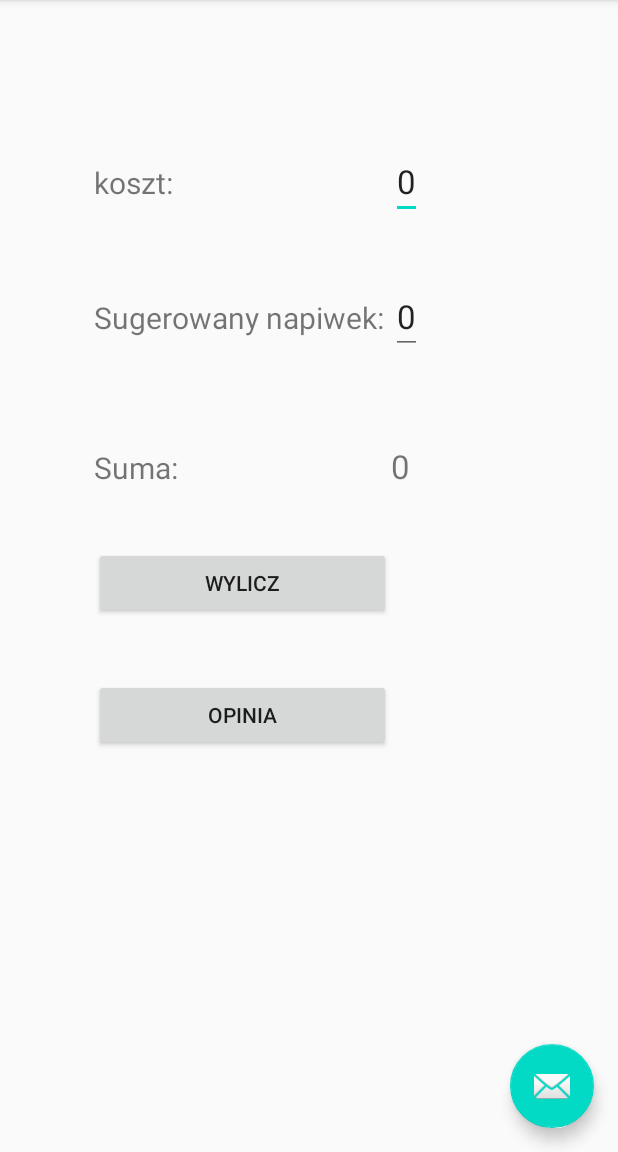
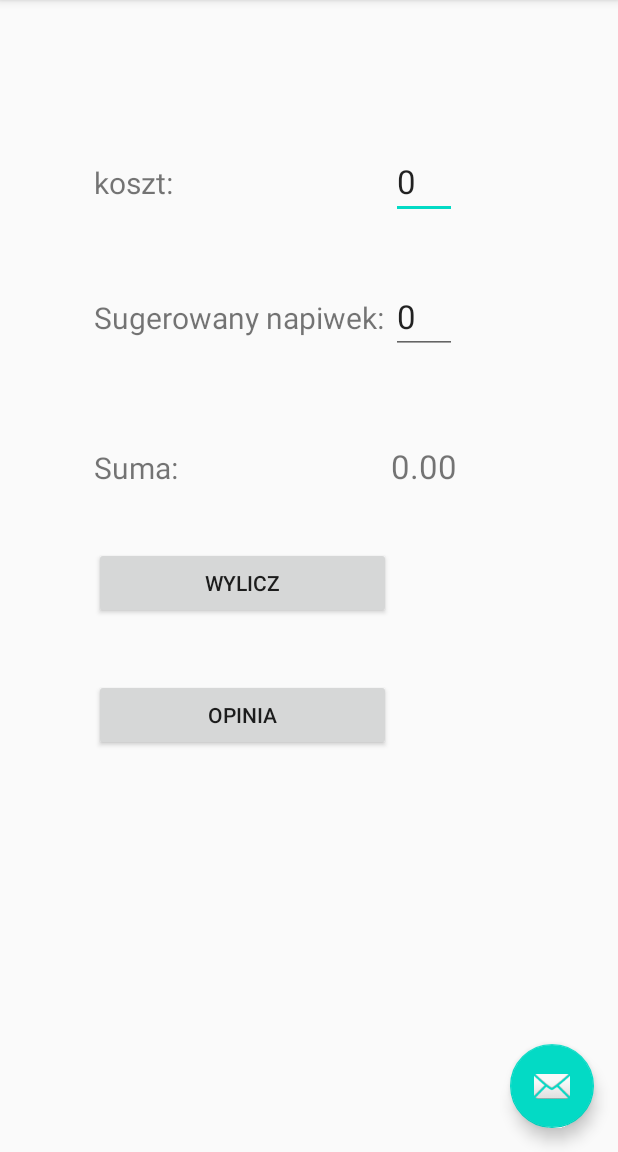
Before and after one commit to patrykcwirko/AM_Zad2, an Android app: the screen it shows after launch (MainActivity), after a tap on "WYLICZ", on a phone screen of 412 x 824 dp, the part 84-1236 px from its top. Run offline under Robolectric (Android 15) with nearby library versions, the phone set to English and light mode, and no system bars.

Commit message:
Wyświetlanie wyniku z dwoma miejscami po przecinku

```diff
--- a/app/src/main/java/com/example/lab2/FirstFragment.java
+++ b/app/src/main/java/com/example/lab2/FirstFragment.java
@@ -12,6 +12,7 @@ import androidx.fragment.app.Fragment;
 import androidx.navigation.fragment.NavHostFragment;
 
 import java.math.BigDecimal;
+import java.text.DecimalFormat;
 
 public class FirstFragment extends Fragment {
 
@@ -37,7 +38,10 @@ public class FirstFragment extends Fragment {
                 TextView suma = (TextView)getActivity().findViewById(R.id.suma);
                 BigDecimal procent = new BigDecimal("100");
                 BigDecimal zaplata = cena.add(cena.multiply(napiwek.divide(procent))) ;
-                suma.setText(zaplata.toString());
+                DecimalFormat df = new DecimalFormat();
+                df.setMaximumFractionDigits(2);
+                df.setMinimumFractionDigits(2);
+                suma.setText(df.format(zaplata));
             }
         } );
 
```
